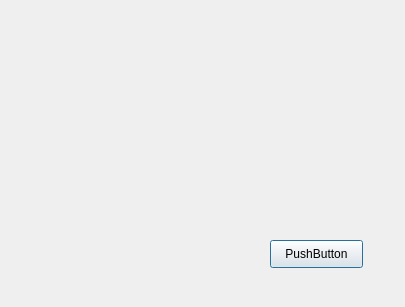
The window that docs/examples/06.GUI/ui/main_dialog.ui (dluciv/python-intro-course) describes before a commit, drawn with Qt 5.
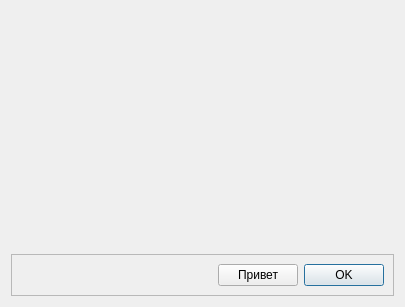
The same window after the commit.

Commit message: Qt Dialog Example

Patch:
```diff
--- a/docs/examples/06.GUI/ui/main_dialog.ui
+++ b/docs/examples/06.GUI/ui/main_dialog.ui
@@ -13,19 +13,83 @@
   <property name="windowTitle">
    <string>Dialog</string>
   </property>
-  <widget class="QPushButton" name="okButton">
-   <property name="geometry">
-    <rect>
-     <x>270</x>
-     <y>240</y>
-     <width>93</width>
-     <height>28</height>
-    </rect>
-   </property>
-   <property name="text">
-    <string>PushButton</string>
-   </property>
-  </widget>
+  <layout class="QVBoxLayout" name="verticalLayout">
+   <item>
+    <spacer name="verticalSpacer_2">
+     <property name="orientation">
+      <enum>Qt::Vertical</enum>
+     </property>
+     <property name="sizeHint" stdset="0">
+      <size>
+       <width>20</width>
+       <height>40</height>
+      </size>
+     </property>
+    </spacer>
+   </item>
+   <item>
+    <widget class="QLabel" name="helloLabel">
+     <property name="text">
+      <string/>
+     </property>
+    </widget>
+   </item>
+   <item>
+    <spacer name="verticalSpacer">
+     <property name="orientation">
+      <enum>Qt::Vertical</enum>
+     </property>
+     <property name="sizeHint" stdset="0">
+      <size>
+       <width>20</width>
+       <height>40</height>
+      </size>
+     </property>
+    </spacer>
+   </item>
+   <item>
+    <widget class="QFrame" name="frame">
+     <property name="frameShape">
+      <enum>QFrame::StyledPanel</enum>
+     </property>
+     <property name="frameShadow">
+      <enum>QFrame::Raised</enum>
+     </property>
+     <layout class="QHBoxLayout" name="horizontalLayout">
+      <item>
+       <spacer name="horizontalSpacer">
+        <property name="orientation">
+         <enum>Qt::Horizontal</enum>
+        </property>
+        <property name="sizeHint" stdset="0">
+         <size>
+          <width>192</width>
+          <height>20</height>
+         </size>
+        </property>
+       </spacer>
+      </item>
+      <item>
+       <widget class="QPushButton" name="helloButton">
+        <property name="text">
+         <string>Привет</string>
+        </property>
+       </widget>
+      </item>
+      <item>
+       <widget class="QPushButton" name="okButton">
+        <property name="text">
+         <string>OK</string>
+        </property>
+        <property name="default">
+         <bool>true</bool>
+        </property>
+       </widget>
+      </item>
+     </layout>
+    </widget>
+   </item>
+  </layout>
  </widget>
  <resources/>
  <connections/>
```
The commit also changes 1 other file.
